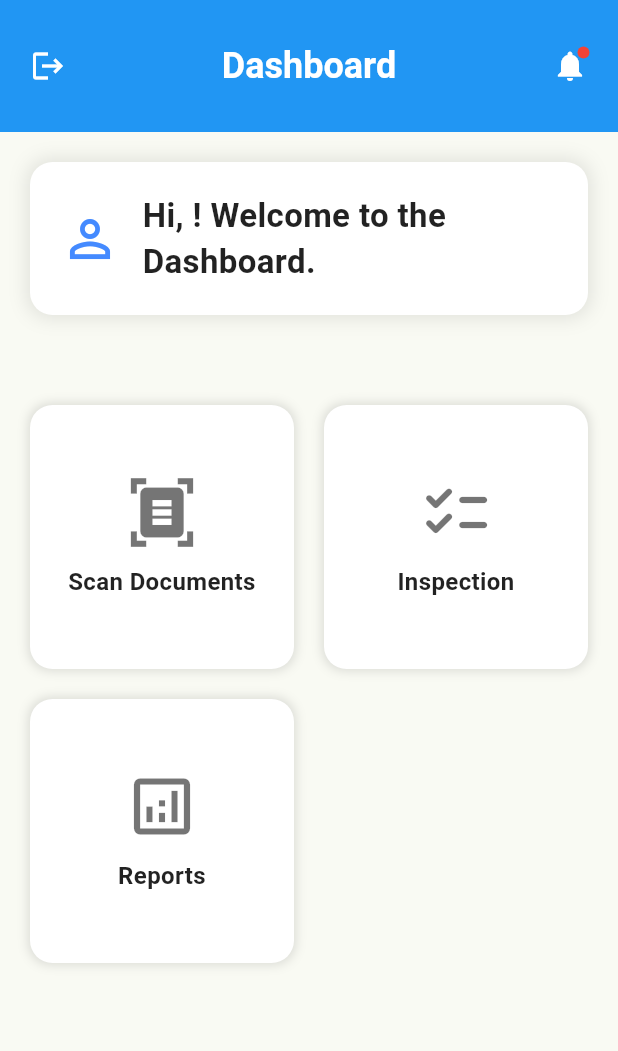
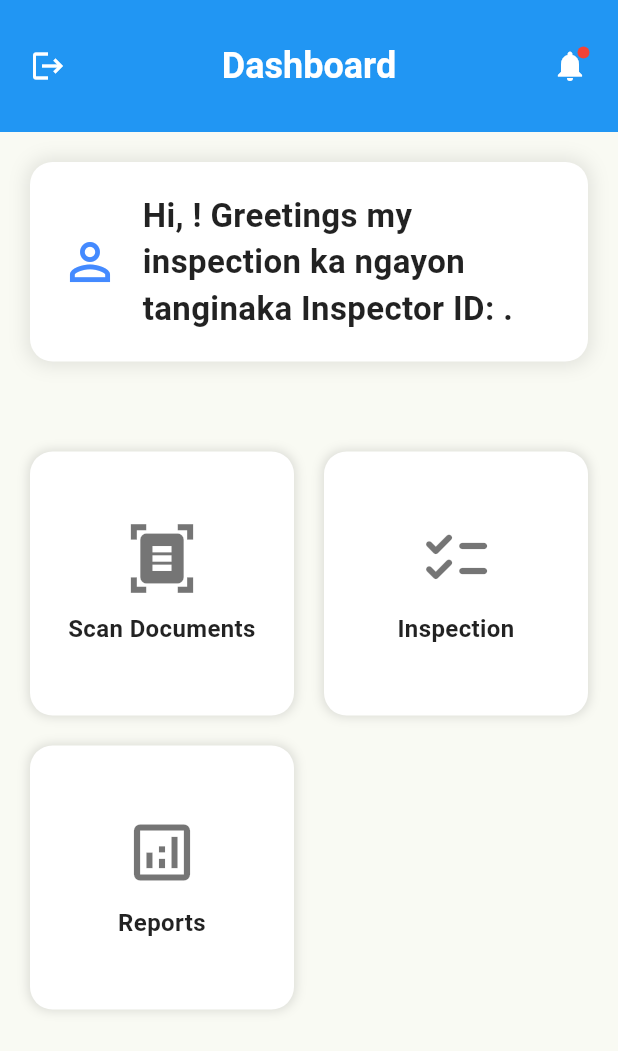
Before and after one commit to crljnl/login-signup-forms-master, a Flutter app: the DashboardScreen screen opened directly with empty values, on a phone screen of 412 x 824 dp. Shown: the top 1051 px of the screen. Run offline on Flutter 3.47's test engine with Material 3 defaults, Android fonts, the light colour scheme and no system bars; our stand-ins replace image_picker.

Commit message:
only the inspection that is logged in can submit inspection

```diff
--- a/lib/screens/dashboard.dart
+++ b/lib/screens/dashboard.dart
@@ -4,34 +4,30 @@ import 'package:login_signup/screens/scandocu.dart';
 
 class DashboardScreen extends StatelessWidget {
   final String name;
+  final String inspectorId;  // Add inspectorId
 
-  const DashboardScreen({super.key, required this.name});
+  const DashboardScreen({super.key, required this.name, required this.inspectorId});
 
   @override
   Widget build(BuildContext context) {
-    // Get the current time
     final currentTime = DateTime.now();
     final start = DateTime(currentTime.year, currentTime.month, currentTime.day, 8, 0);
     final end = DateTime(currentTime.year, currentTime.month, currentTime.day, 17, 0);
 
-    // Determine whether to show the red dot
     bool showRedDot = currentTime.isAfter(start) && currentTime.isBefore(end);
 
     return Scaffold(
       body: Column(
         children: [
-          // Blue header with logout button, title, and notification icon
           Container(
-            color: Colors.blue, // Blue background for the header
+            color: Colors.blue,
             padding: const EdgeInsets.symmetric(horizontal: 8.0, vertical: 20.0),
             child: Row(
               mainAxisAlignment: MainAxisAlignment.spaceBetween,
               children: [
-                // Logout button
                 IconButton(
                   icon: Icon(Icons.logout, color: Colors.white),
                   onPressed: () {
-                    // Show logout confirmation dialog
                     showDialog(
                       context: context,
                       builder: (BuildContext context) {
@@ -58,21 +54,18 @@ class DashboardScreen extends StatelessWidget {
                     );
                   },
                 ),
-                // Dashboard title
                 Text(
                   'Dashboard',
                   style: Theme.of(context).textTheme.headlineSmall?.copyWith(
                         fontWeight: FontWeight.bold,
-                        color: const Color(0xFFFFFFFF), // White text
+                        color: const Color(0xFFFFFFFF),
                       ),
                 ),
-                // Notification icon with red dot if applicable
                 Stack(
                   children: [
                     IconButton(
                       icon: const Icon(Icons.notifications, color: Colors.white),
                       onPressed: () {
-                        // Show dialog with message based on the time
                         String message = showRedDot
                             ? "There is an inspection today"
                             : "No inspection today";
@@ -119,7 +112,7 @@ class DashboardScreen extends StatelessWidget {
 
           const SizedBox(height: 20.0),
 
-          // Greeting message inside a card for a more professional look
+          // Greeting message with inspector ID
           Container(
             margin: const EdgeInsets.symmetric(horizontal: 20.0),
             padding: const EdgeInsets.all(20.0),
@@ -145,7 +138,7 @@ class DashboardScreen extends StatelessWidget {
                 const SizedBox(width: 15),
                 Expanded(
                   child: Text(
-                    'Hi, $name! Welcome to the Dashboard.',
+                    'Hi, $name! Greetings my inspection ka ngayon tanginaka Inspector ID: $inspectorId.',
                     style: const TextStyle(
                       fontSize: 22,
                       fontWeight: FontWeight.bold,
@@ -159,14 +152,13 @@ class DashboardScreen extends StatelessWidget {
 
           const SizedBox(height: 20.0),
 
-          // Dashboard Buttons
           Expanded(
             child: Row(
               children: [
                 Expanded(
                   child: GridView.count(
                     padding: const EdgeInsets.symmetric(horizontal: 20.0, vertical: 40.0),
-                    crossAxisCount: 2, // Two buttons in a row
+                    crossAxisCount: 2,
                     mainAxisSpacing: 20.0,
                     crossAxisSpacing: 20.0,
                     children: [
@@ -189,10 +181,10 @@ class DashboardScreen extends StatelessWidget {
                           Navigator.push(
                             context,
                             MaterialPageRoute(
-                              builder: (context) => const InspectionScreen(),
+                              builder: (context) => InspectionScreen(loggedInInspectorId: inspectorId),  // Pass inspectorId
                             ),
                           );
-                        },
+                        }
                       ),
                       _buildDashboardButton(
                         icon: Icons.analytics_outlined,
@@ -212,7 +204,6 @@ class DashboardScreen extends StatelessWidget {
     );
   }
 
-  // Method to build each dashboard button
   Widget _buildDashboardButton({
     required IconData icon,
     required String label,
--- a/lib/screens/signin_screen.dart
+++ b/lib/screens/signin_screen.dart
@@ -41,12 +41,13 @@ class _SignInScreenState extends State<SignInScreen> {
         if (response.statusCode == 200) {
           final responseBody = jsonDecode(response.body);
           final String name = responseBody['user']['name'];  // Extract the user's name
+          final String inspectorId = responseBody['user']['inspector_id'];  // Extract the inspector's ID
 
-          // Navigate to the dashboard with the user's name
+          // Navigate to the dashboard with the user's name and inspector ID
           Navigator.push(
             context,
             MaterialPageRoute(
-              builder: (context) => DashboardScreen(name: name),
+              builder: (context) => DashboardScreen(name: name, inspectorId: inspectorId),
             ),
           );
         } else if (response.statusCode == 401) {
```
Also changed, not shown: lib/screens/inspection.dart (+12 -6 lines), 1 other file.
